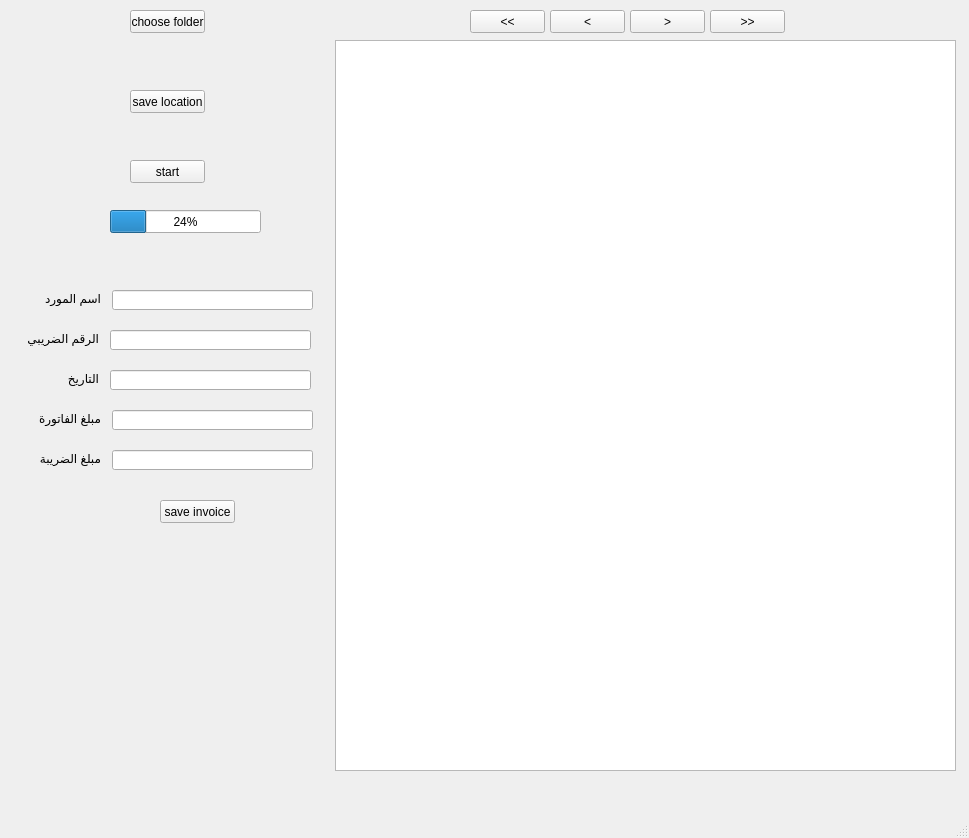
skardum/invoices-reader, file qrdetector.ui: the form before one commit.
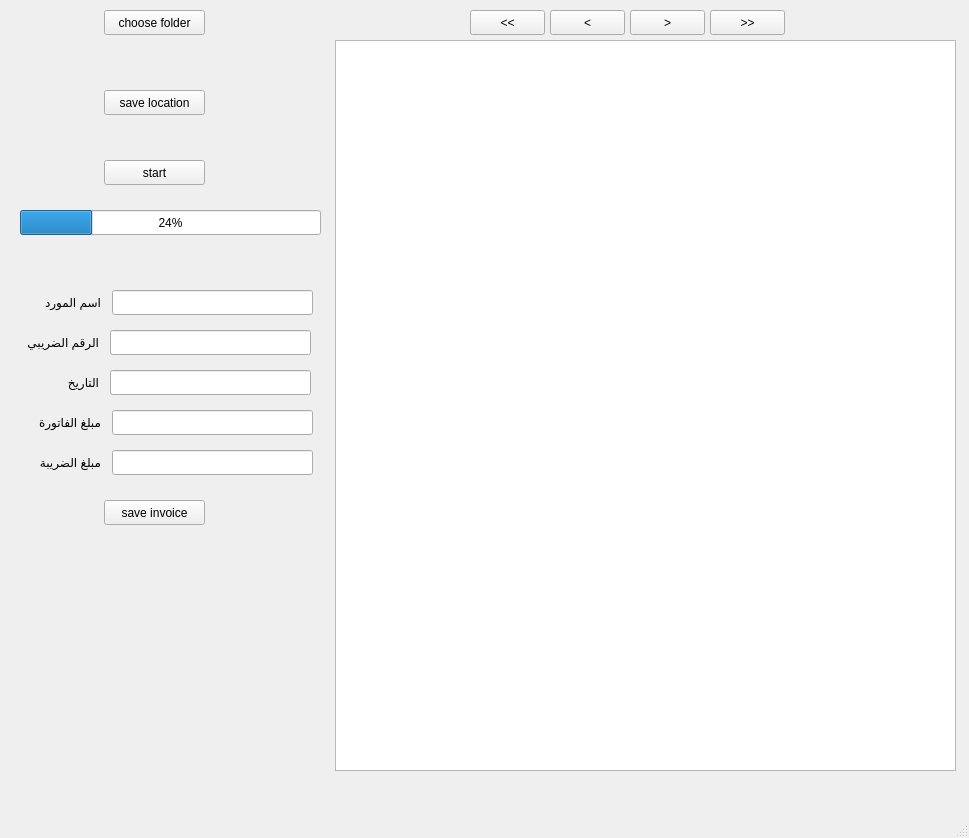
The form after the commit.

Patch:
```diff
--- a/qrdetector.ui
+++ b/qrdetector.ui
@@ -17,10 +17,10 @@
    <widget class="QPushButton" name="browseButton1">
     <property name="geometry">
      <rect>
-      <x>130</x>
+      <x>104</x>
       <y>10</y>
-      <width>75</width>
-      <height>23</height>
+      <width>101</width>
+      <height>25</height>
      </rect>
     </property>
     <property name="text">
@@ -30,10 +30,10 @@
    <widget class="QPushButton" name="browseButton3">
     <property name="geometry">
      <rect>
-      <x>130</x>
+      <x>104</x>
       <y>90</y>
-      <width>75</width>
-      <height>23</height>
+      <width>101</width>
+      <height>25</height>
      </rect>
     </property>
     <property name="text">
@@ -43,10 +43,10 @@
    <widget class="QProgressBar" name="progressBar">
     <property name="geometry">
      <rect>
-      <x>110</x>
+      <x>20</x>
       <y>210</y>
-      <width>151</width>
-      <height>23</height>
+      <width>301</width>
+      <height>25</height>
      </rect>
     </property>
     <property name="value">
@@ -56,10 +56,10 @@
    <widget class="QPushButton" name="convertButton">
     <property name="geometry">
      <rect>
-      <x>130</x>
+      <x>104</x>
       <y>160</y>
-      <width>75</width>
-      <height>23</height>
+      <width>101</width>
+      <height>25</height>
      </rect>
     </property>
     <property name="text">
@@ -82,7 +82,7 @@
       <x>112</x>
       <y>290</y>
       <width>201</width>
-      <height>20</height>
+      <height>25</height>
      </rect>
     </property>
    </widget>
@@ -92,7 +92,7 @@
       <x>30</x>
       <y>290</y>
       <width>71</width>
-      <height>16</height>
+      <height>25</height>
      </rect>
     </property>
     <property name="text">
@@ -105,7 +105,7 @@
       <x>28</x>
       <y>330</y>
       <width>71</width>
-      <height>16</height>
+      <height>25</height>
      </rect>
     </property>
     <property name="text">
@@ -118,7 +118,7 @@
       <x>110</x>
       <y>330</y>
       <width>201</width>
-      <height>20</height>
+      <height>25</height>
      </rect>
     </property>
    </widget>
@@ -128,7 +128,7 @@
       <x>28</x>
       <y>370</y>
       <width>71</width>
-      <height>16</height>
+      <height>25</height>
      </rect>
     </property>
     <property name="text">
@@ -141,7 +141,7 @@
       <x>110</x>
       <y>370</y>
       <width>201</width>
-      <height>20</height>
+      <height>25</height>
      </rect>
     </property>
    </widget>
@@ -151,7 +151,7 @@
       <x>112</x>
       <y>410</y>
       <width>201</width>
-      <height>20</height>
+      <height>25</height>
      </rect>
     </property>
    </widget>
@@ -161,7 +161,7 @@
       <x>30</x>
       <y>410</y>
       <width>71</width>
-      <height>16</height>
+      <height>25</height>
      </rect>
     </property>
     <property name="text">
@@ -174,7 +174,7 @@
       <x>112</x>
       <y>450</y>
       <width>201</width>
-      <height>20</height>
+      <height>25</height>
      </rect>
     </property>
    </widget>
@@ -184,7 +184,7 @@
       <x>30</x>
       <y>450</y>
       <width>71</width>
-      <height>16</height>
+      <height>25</height>
      </rect>
     </property>
     <property name="text">
@@ -197,7 +197,7 @@
       <x>710</x>
       <y>10</y>
       <width>75</width>
-      <height>23</height>
+      <height>25</height>
      </rect>
     </property>
     <property name="text">
@@ -210,7 +210,7 @@
       <x>630</x>
       <y>10</y>
       <width>75</width>
-      <height>23</height>
+      <height>25</height>
      </rect>
     </property>
     <property name="text">
@@ -223,7 +223,7 @@
       <x>550</x>
       <y>10</y>
       <width>75</width>
-      <height>23</height>
+      <height>25</height>
      </rect>
     </property>
     <property name="text">
@@ -236,7 +236,7 @@
       <x>470</x>
       <y>10</y>
       <width>75</width>
-      <height>23</height>
+      <height>25</height>
      </rect>
     </property>
     <property name="text">
@@ -246,10 +246,10 @@
    <widget class="QPushButton" name="save">
     <property name="geometry">
      <rect>
-      <x>160</x>
+      <x>104</x>
       <y>500</y>
-      <width>75</width>
-      <height>23</height>
+      <width>101</width>
+      <height>25</height>
      </rect>
     </property>
     <property name="text">
```
